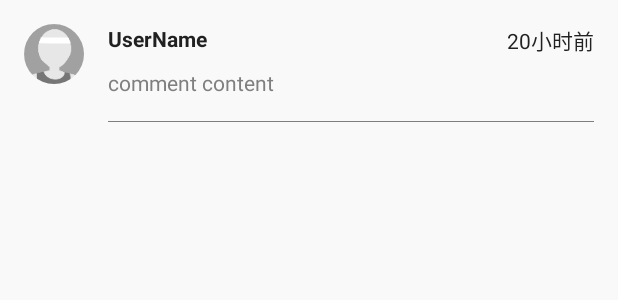
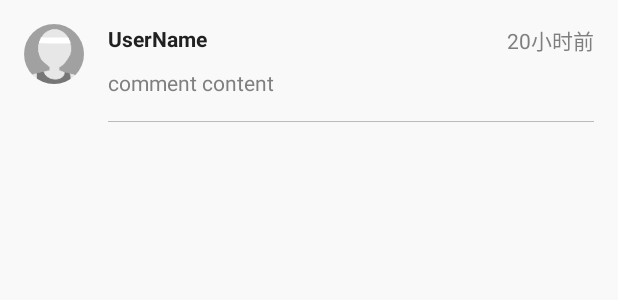
Before and after one commit to V1sk/Evolution, an Android app: the layout layout_item_comment.xml on its own in the app's theme, with its tools: preview values and no code run, on a phone screen of 412 x 824 dp. Shown: the top 300 px of the screen. Run offline under Robolectric (Android 15) with nearby library versions, the phone set to English and light mode, and no system bars.

Commit message:
fix comment style

```diff
--- a/app/src/main/res/layout/layout_item_comment.xml
+++ b/app/src/main/res/layout/layout_item_comment.xml
@@ -18,7 +18,7 @@
         android:layout_height="wrap_content"
         android:layout_alignParentRight="true"
         android:text="20小时前"
-        android:textColor="@color/textColorPrimary"
+        android:textColor="@color/textColorSecondary"
         android:textSize="14sp" />
 
     <TextView
@@ -50,7 +50,7 @@
         android:textSize="14sp" />
 
     <View
-        android:background="@color/textColorSecondary"
+        android:background="@color/divider_color"
         android:layout_width="match_parent"
         android:layout_toRightOf="@id/avatar"
         android:layout_marginLeft="16dp"
--- a/app/src/main/res/values/colors.xml
+++ b/app/src/main/res/values/colors.xml
@@ -10,4 +10,5 @@
     <color name="background">#F9F9F9</color>
     <color name="white">#ffffff</color>
     <color name="alpha_black">#5000</color>
+    <color name="divider_color">#807F7F7F</color>
 </resources>
```
